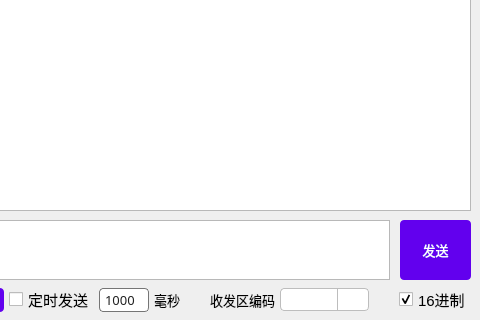
This is mainwindow.ui in AndroidCoderPeng/serial_port_debugger as Qt 5 draws it before an edit; both pictures show x 320 to 800 and y 280 to 600 of the 800 by 600 pixel window. The edited form follows.
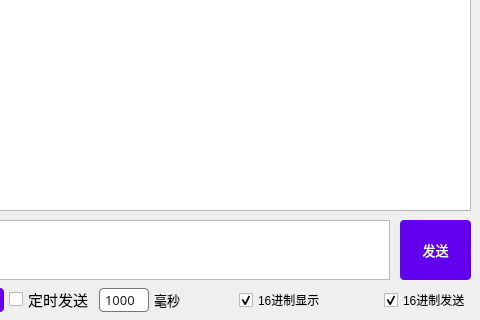
This is the edited form. Icons and pictures are not drawn.

Commit message:
feat(mainwindow): 重构数据编码和显示逻辑
- 移除了 ComMessage 中的 decodedStrings 属性
- 用两个复选框替换了原来的编码选择下拉框
- 实现了新的数据编码和显示逻辑，支持 16 进制和字符串两种显示方式
- 优化了界面布局和代码结构

Patch:
```diff
--- a/mainwindow.ui
+++ b/mainwindow.ui
@@ -523,81 +523,12 @@
       </spacer>
      </item>
      <item>
-      <widget class="QLabel" name="label_6">
-       <property name="font">
-        <font>
-         <family>微软雅黑</family>
-         <pointsize>10</pointsize>
-         <italic>false</italic>
-         <bold>false</bold>
-        </font>
-       </property>
-       <property name="styleSheet">
-        <string notr="true">font: 10pt &quot;微软雅黑&quot;;</string>
-       </property>
+      <widget class="QCheckBox" name="hexReceiveCheckBox">
        <property name="text">
-        <string>收发区编码</string>
+        <string>16进制显示</string>
        </property>
-      </widget>
-     </item>
-     <item>
-      <widget class="QComboBox" name="receiveDataBox">
-       <property name="font">
-        <font>
-         <family>微软雅黑</family>
-         <pointsize>9</pointsize>
-         <italic>false</italic>
-         <bold>false</bold>
-        </font>
-       </property>
-       <property name="styleSheet">
-        <string notr="true">QComboBox {
-    background-color: #FFFFFF;
-    color: #212121;
-    border-radius: 4px;
-    padding: 1px 6px;
-    border: 1px solid #BDBDBD;
-    selection-background-color: #6200EE;
-    font: 9pt &quot;微软雅黑&quot;;
-}
-
-QComboBox::down-arrow {
-    image: url(:/ic_down_arrow.png);
-    width: 16px;
-    height: 16px;
-}
-
-QComboBox::drop-down {
-    subcontrol-origin: padding;
-    subcontrol-position: top right;
-    width: 30px;
-    border-left: 1px solid #BDBDBD;
-    background-color: transparent;
-}
-
-QComboBox:hover {
-    border-color: #757575;
-}
-
-QComboBox:pressed {
-    background-color: #EEEEEE;
-}
-
-QComboBox:disabled {
-    background-color: #E0E0E0;
-    color: #9E9E9E;
-    border-color: #BDBDBD;
-}
-
-QComboBox QAbstractItemView {
-    outline: 0px;
-    background-color: white;
-    color: #212121;
-    border: 1px solid #BDBDBD;
-    selection-background-color: #E0E0E0;
-    selection-color: #212121;
-}
-</string>
+       <property name="checked">
+        <bool>true</bool>
        </property>
       </widget>
      </item>
@@ -615,14 +546,9 @@
       </spacer>
      </item>
      <item>
-      <widget class="QCheckBox" name="hexCheckBox">
-       <property name="font">
-        <font>
-         <pointsize>11</pointsize>
-        </font>
-       </property>
+      <widget class="QCheckBox" name="hexSendCheckBox">
        <property name="text">
-        <string>16进制</string>
+        <string>16进制发送</string>
        </property>
        <property name="checked">
         <bool>true</bool>
```
Left out of the diff: 3 changed lines with no effect on the pictures. The commit also changes 5 other files.
